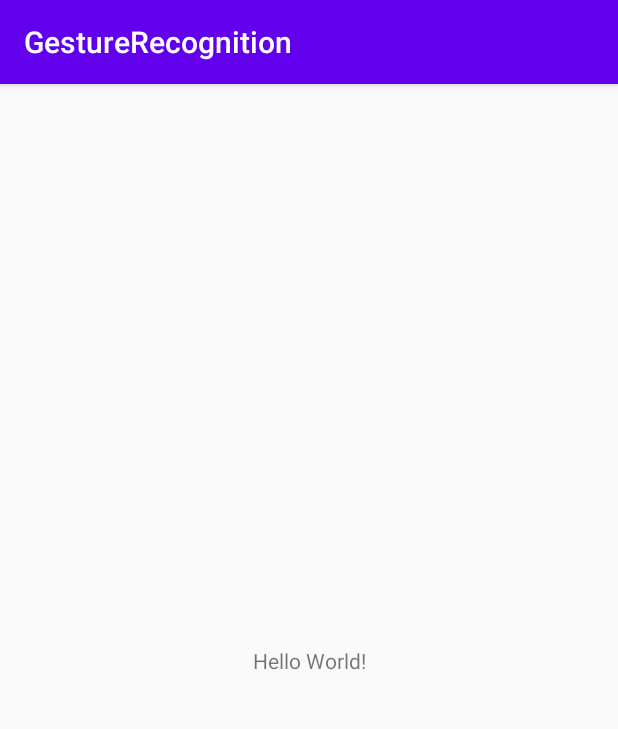
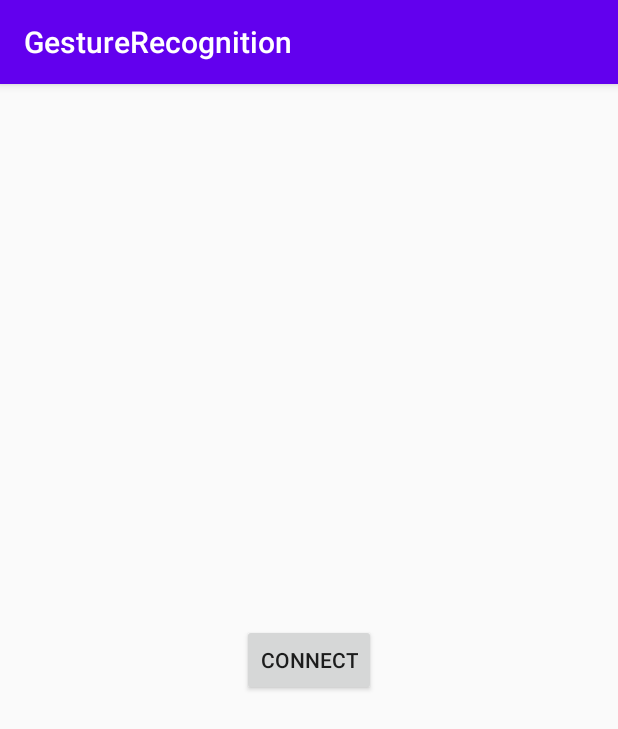
Before and after one commit to truecuozzo98/GestureRecognition, an Android app: the screen it shows after launch (MainActivity), on a phone screen of 412 x 824 dp. Shown: the top 729 px of the screen. Run offline under Robolectric (Android 15) with nearby library versions, the phone set to English and light mode, and no system bars; libraries missing offline, so code that uses them is left out: com.mbientlab.metawear; 1 statement that could not run was skipped.

Commit message:
aggiunto button per connettersi
la connessione è ancora con indirizzo mac dichiarato

```diff
--- a/app/src/main/res/layout/activity_main.xml
+++ b/app/src/main/res/layout/activity_main.xml
@@ -6,13 +6,15 @@
     android:layout_width="match_parent"
     android:layout_height="match_parent"
     tools:context=".MainActivity">
-    <TextView
-      android:layout_width="wrap_content"
-      android:layout_height="wrap_content"
-      android:text="Hello World!"
-      app:layout_constraintBottom_toBottomOf="parent"
-      app:layout_constraintLeft_toLeftOf="parent"
-      app:layout_constraintRight_toRightOf="parent"
-      app:layout_constraintTop_toTopOf="parent" />
 
-  </androidx.constraintlayout.widget.ConstraintLayout>
+    <Button
+        android:id="@+id/buttonConnect"
+        android:layout_width="wrap_content"
+        android:layout_height="wrap_content"
+        android:text="connect"
+        app:layout_constraintBottom_toBottomOf="parent"
+        app:layout_constraintEnd_toEndOf="parent"
+        app:layout_constraintStart_toStartOf="parent"
+        app:layout_constraintTop_toTopOf="parent" />
+
+</androidx.constraintlayout.widget.ConstraintLayout>
```
Also changed, not shown: app/src/main/java/com/example/gesturerecognition/MainActivity.java (+52 -2 lines).
